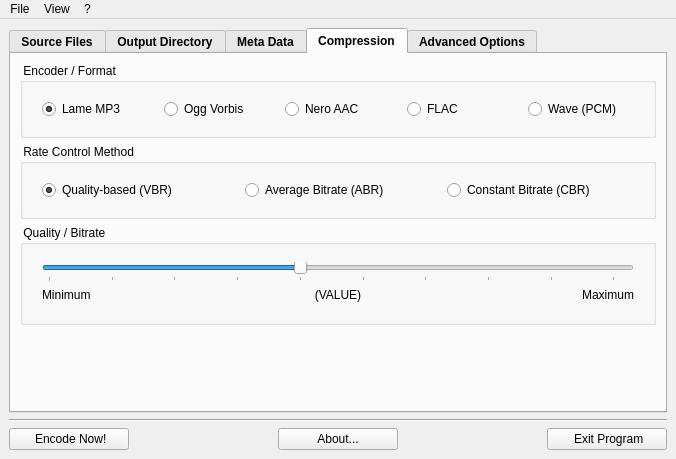
lordmulder/LameXP, file gui/MainWindow.ui: the form before one commit.
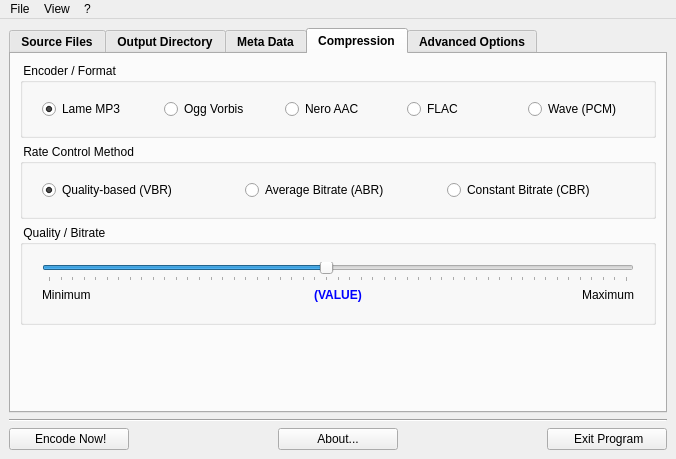
The form after the commit. The open tabs and pages were chosen to show the change. Icons and pictures are not drawn.

What changed in the file:
```diff
--- a/gui/MainWindow.ui
+++ b/gui/MainWindow.ui
@@ -713,11 +713,14 @@
                  <item row="1" column="2" colspan="3">
                   <widget class="QSlider" name="sliderBitrate">
                    <property name="minimum">
-                    <number>4</number>
+                    <number>0</number>
                    </property>
                    <property name="maximum">
                     <number>50</number>
                    </property>
+                   <property name="pageStep">
+                    <number>1</number>
+                   </property>
                    <property name="value">
                     <number>24</number>
                    </property>
@@ -734,7 +737,7 @@
                     <enum>QSlider::TicksBelow</enum>
                    </property>
                    <property name="tickInterval">
-                    <number>5</number>
+                    <number>1</number>
                    </property>
                   </widget>
                  </item>
@@ -760,9 +763,55 @@
                  </item>
                  <item row="4" column="3">
                   <widget class="QLabel" name="labelBitrate">
+                   <property name="palette">
+                    <palette>
+                     <active>
+                      <colorrole role="WindowText">
+                       <brush brushstyle="SolidPattern">
+                        <color alpha="255">
+                         <red>0</red>
+                         <green>0</green>
+                         <blue>255</blue>
+                        </color>
+                       </brush>
+                      </colorrole>
+                     </active>
+                     <inactive>
+                      <colorrole role="WindowText">
+                       <brush brushstyle="SolidPattern">
+                        <color alpha="255">
+                         <red>0</red>
+                         <green>0</green>
+                         <blue>255</blue>
+                        </color>
+                       </brush>
+                      </colorrole>
+                     </inactive>
+                     <disabled>
+                      <colorrole role="WindowText">
+                       <brush brushstyle="SolidPattern">
+                        <color alpha="255">
+                         <red>120</red>
+                         <green>120</green>
+                         <blue>120</blue>
+                        </color>
+                       </brush>
+                      </colorrole>
+                     </disabled>
+                    </palette>
+                   </property>
+                   <property name="font">
+                    <font>
+                     <weight>75</weight>
+                     <bold>true</bold>
+                    </font>
+                   </property>
                    <property name="text">
                     <string>(VALUE)</string>
                    </property>
+                   <property name="textFormat">
+                    <enum>Qt::RichText</enum>
+                   </property>
                    <property name="alignment">
                     <set>Qt::AlignHCenter|Qt::AlignTop</set>
                    </property>
```
Left out of the diff: 10 changed lines with no effect on the pictures.
